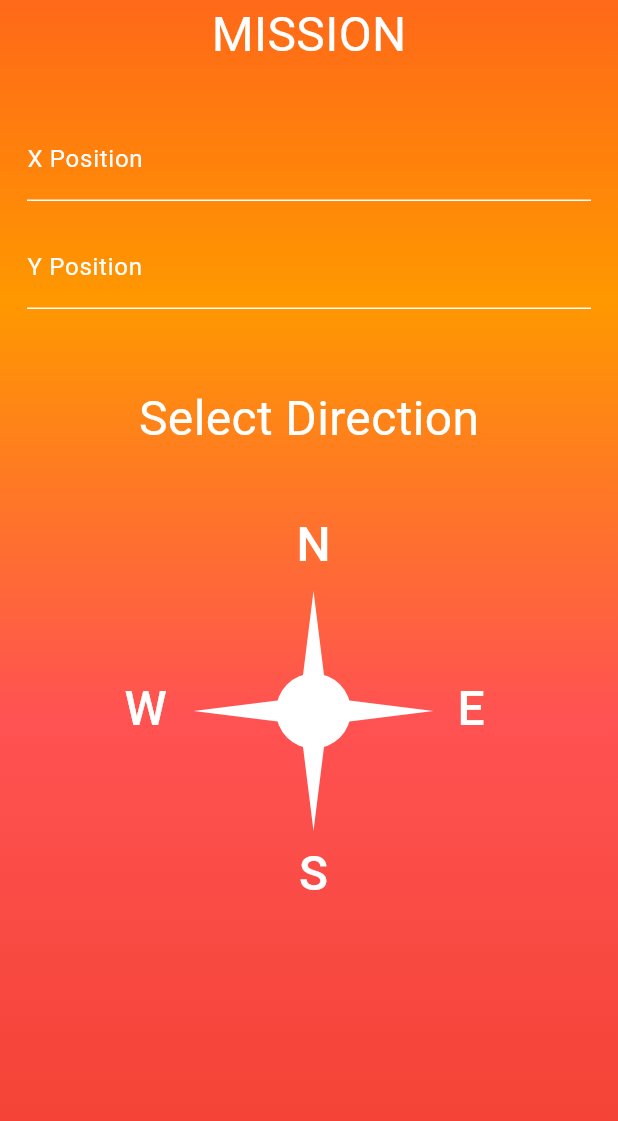
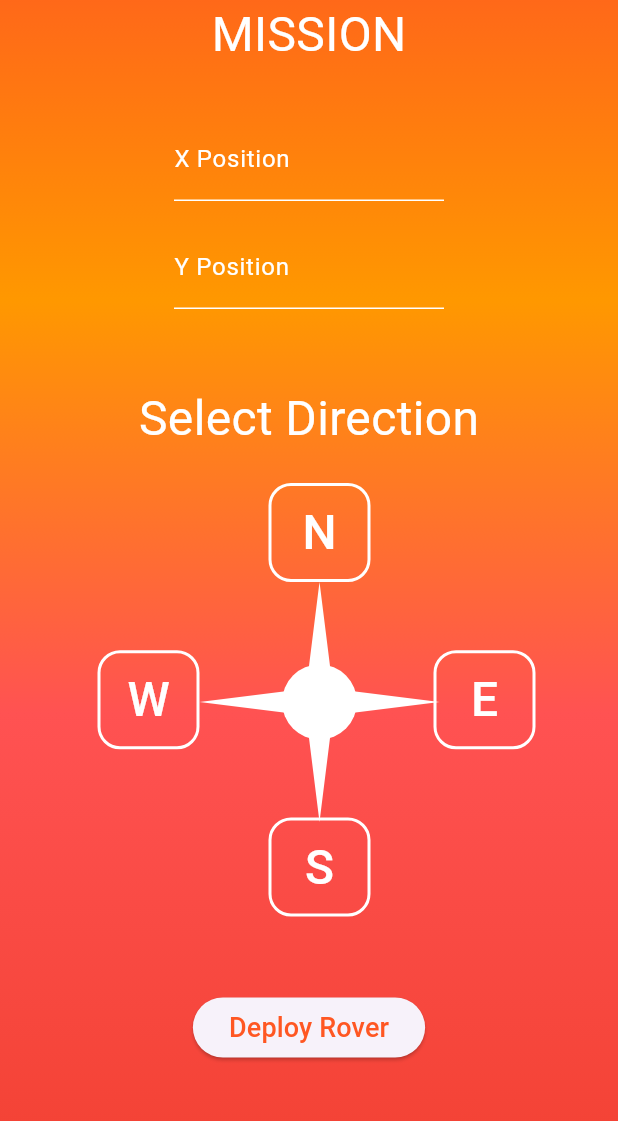
Before and after one commit to Juategi/mars_rover_mission, a Flutter app: the screen it shows after launch, on a phone screen of 412 x 824 dp, the part 111-1232 px from its top. Run offline on Flutter 3.47's test engine with Material 3 defaults, Android fonts, the phone set to English and light mode, and no system bars; our stand-ins replace bloc, equatable, flutter_bloc.

Commit message:
initial menu deploy button and selectable

```diff
--- a/lib/config/styles.dart
+++ b/lib/config/styles.dart
@@ -1,4 +1,5 @@
 import 'package:flutter/material.dart';
+import 'package:mars_rover_mission/config/config.dart';
 
 class Styles {
   static const TextStyle textStyle = TextStyle(
@@ -15,7 +16,7 @@ class Styles {
   );
 
   static const InputDecoration inputDecoration = InputDecoration(
-    hintText: 'Enter a number between 0 and 199',
+    hintText: 'Number 0 - ${Config.planetSize - 1}',
     border: InputBorder.none,
     labelStyle: TextStyle(color: Colors.white),
     hintStyle: TextStyle(color: Colors.white),
--- a/lib/entities/rover.dart
+++ b/lib/entities/rover.dart
@@ -16,10 +16,10 @@ class Rover {
 
   void _deployRoverOnSelectedPosition() {
     position = (
-      int.parse(InitialMenuController.posX),
-      int.parse(InitialMenuController.posY)
+      int.parse(InitialMenuController.posY),
+      int.parse(InitialMenuController.posX)
     );
-    direction = InitialMenuController.direction;
+    direction = InitialMenuController.direction ?? Direction.north;
     planet.setRoverPosition(position, direction);
   }
 
--- a/lib/widgets/initial_menu/direction_selector.dart
+++ b/lib/widgets/initial_menu/direction_selector.dart
@@ -1,40 +1,47 @@
 import 'package:flutter/material.dart';
-
-import 'package:mars_rover_mission/config/styles.dart';
 import 'package:mars_rover_mission/entities/rover.dart';
 import 'package:mars_rover_mission/widgets/initial_menu/compass.dart';
 import 'package:mars_rover_mission/widgets/initial_menu/initial_menu_controller.dart';
+import 'package:mars_rover_mission/widgets/initial_menu/selector_button.dart';
 
-class DirectionSelector extends StatelessWidget {
+class DirectionSelector extends StatefulWidget {
   const DirectionSelector({Key? key}) : super(key: key);
 
+  @override
+  State<DirectionSelector> createState() => _DirectionSelectorState();
+}
+
+class _DirectionSelectorState extends State<DirectionSelector> {
+  String selectedPoint = "";
   @override
   Widget build(BuildContext context) {
     return SizedBox(
       width: 282,
       child: Row(
         children: [
-          TextButton(
-            onPressed: () {
-              InitialMenuController.deployRover(context, Direction.west);
+          SelectorButton(
+            onPressed: () => {
+              setState(() {
+                selectedPoint = "W";
+                InitialMenuController.direction = Direction.west;
+              })
             },
-            child: const Text(
-              "W",
-              style: Styles.textStyle,
-            ),
+            cardinalPoint: "W",
+            selectedPoint: selectedPoint,
           ),
           Column(
             children: [
               Padding(
                 padding: const EdgeInsets.only(left: 20),
-                child: TextButton(
-                  onPressed: () {
-                    InitialMenuController.deployRover(context, Direction.north);
+                child: SelectorButton(
+                  onPressed: () => {
+                    setState(() {
+                      selectedPoint = "N";
+                      InitialMenuController.direction = Direction.north;
+                    })
                   },
-                  child: const Text(
-                    "N",
-                    style: Styles.textStyle,
-                  ),
+                  cardinalPoint: "N",
+                  selectedPoint: selectedPoint,
                 ),
               ),
               const Compass(),
@@ -43,29 +50,31 @@ class DirectionSelector extends StatelessWidget {
               ),
               Padding(
                 padding: const EdgeInsets.only(left: 20),
-                child: TextButton(
-                  onPressed: () {
-                    InitialMenuController.deployRover(context, Direction.south);
+                child: SelectorButton(
+                  onPressed: () => {
+                    setState(() {
+                      selectedPoint = "S";
+                      InitialMenuController.direction = Direction.south;
+                    })
                   },
-                  child: const Text(
-                    "S",
-                    style: Styles.textStyle,
-                  ),
+                  cardinalPoint: "S",
+                  selectedPoint: selectedPoint,
                 ),
               ),
             ],
           ),
           const SizedBox(
-            width: 13,
+            width: 16,
           ),
-          TextButton(
-            onPressed: () {
-              InitialMenuController.deployRover(context, Direction.east);
+          SelectorButton(
+            onPressed: () => {
+              setState(() {
+                selectedPoint = "E";
+                InitialMenuController.direction = Direction.east;
+              })
             },
-            child: const Text(
-              "E",
-              style: Styles.textStyle,
-            ),
+            cardinalPoint: "E",
+            selectedPoint: selectedPoint,
           ),
         ],
       ),
--- a/lib/widgets/initial_menu/initial_menu.dart
+++ b/lib/widgets/initial_menu/initial_menu.dart
@@ -12,6 +12,7 @@ class InitialMenu extends StatelessWidget {
     return Scaffold(
       resizeToAvoidBottomInset: false,
       body: Container(
+        width: double.maxFinite,
         decoration: Styles.background,
         child: Padding(
           padding: const EdgeInsets.all(18),
@@ -27,7 +28,9 @@ class InitialMenu extends StatelessWidget {
                 style: Styles.textStyle,
               ),
               const SizedBox(height: 32),
-              TextField(
+              SizedBox(
+                width: 180,
+                child: TextField(
                   keyboardType: TextInputType.number,
                   inputFormatters: <TextInputFormatter>[
                     FilteringTextInputFormatter.digitsOnly
@@ -40,8 +43,11 @@ class InitialMenu extends StatelessWidget {
                     InitialMenuController.posX = value;
                   },
                 ),
+              ),
               const SizedBox(height: 16),
-              TextField(
+              SizedBox(
+                width: 180,
+                child: TextField(
                   keyboardType: TextInputType.number,
                   inputFormatters: <TextInputFormatter>[
                     FilteringTextInputFormatter.digitsOnly
@@ -54,13 +60,24 @@ class InitialMenu extends StatelessWidget {
                     InitialMenuController.posY = value;
                   },
                 ),
+              ),
               const SizedBox(height: 50),
               const Text(
                 "Select Direction",
                 style: Styles.textStyle,
               ),
-              const SizedBox(height: 30),
+              const SizedBox(height: 20),
               const DirectionSelector(),
+              const SizedBox(height: 50),
+              ElevatedButton(
+                onPressed: () {
+                  InitialMenuController.deployRover(context);
+                },
+                child: const Text(
+                  "Deploy Rover",
+                  style: TextStyle(fontSize: 18, color: Colors.deepOrange),
+                ),
+              ),
             ],
           ),
         ),
--- /dev/null
+++ b/lib/widgets/initial_menu/selector_button.dart
@@ -0,0 +1,44 @@
+import 'package:flutter/material.dart';
+import 'package:mars_rover_mission/config/styles.dart';
+
+class SelectorButton extends StatelessWidget {
+  SelectorButton({
+    super.key,
+    required this.onPressed,
+    required this.cardinalPoint,
+    this.selectedPoint = "",
+  });
+  final String selectedPoint;
+  final String cardinalPoint;
+  final Function() onPressed;
+  final BoxDecoration notSelected = BoxDecoration(
+    border: Border.all(
+      color: Colors.white,
+      width: 2,
+    ),
+    borderRadius: BorderRadius.circular(15),
+  );
+  final BoxDecoration selected = BoxDecoration(
+    color: Colors.white,
+    border: Border.all(
+      color: Colors.white,
+      width: 2,
+    ),
+    borderRadius: BorderRadius.circular(15),
+  );
+  @override
+  Widget build(BuildContext context) {
+    return Container(
+      decoration: selectedPoint == cardinalPoint ? selected : notSelected,
+      child: TextButton(
+        onPressed: onPressed,
+        child: Text(
+          cardinalPoint,
+          style: selectedPoint == cardinalPoint
+              ? Styles.textStyle.copyWith(color: Colors.deepOrange)
+              : Styles.textStyle,
+        ),
+      ),
+    );
+  }
+}
--- a/lib/widgets/other/snackbar.dart
+++ b/lib/widgets/other/snackbar.dart
@@ -1,7 +1,8 @@
 import 'package:flutter/material.dart';
 
 class MySnackBar {
-  static void showSnackBar(BuildContext context, String message) {
+  static void showSnackBar(BuildContext context, String message,
+      {double heightOffset = 0.3}) {
     ScaffoldMessenger.of(context).showSnackBar(SnackBar(
       content: Text(
         message,
@@ -10,7 +11,7 @@ class MySnackBar {
       duration: const Duration(milliseconds: 2000),
       behavior: SnackBarBehavior.floating,
       margin: EdgeInsets.symmetric(
-        vertical: MediaQuery.of(context).size.height * 0.3,
+        vertical: MediaQuery.of(context).size.height * heightOffset,
         horizontal: MediaQuery.of(context).size.width * 0.2,
       ),
     ));
```
Also changed, not shown: lib/widgets/initial_menu/initial_menu_controller.dart (+10 -5 lines). Lines whose indentation alone changed are shown as unchanged.
